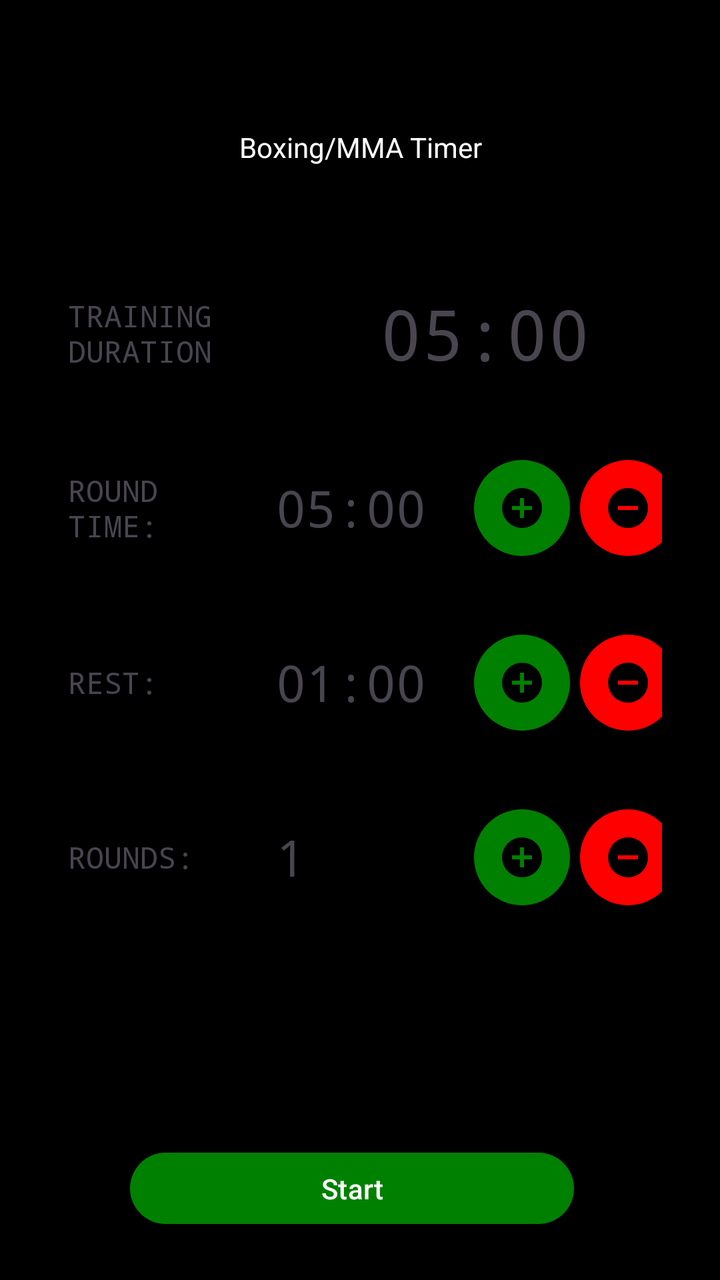
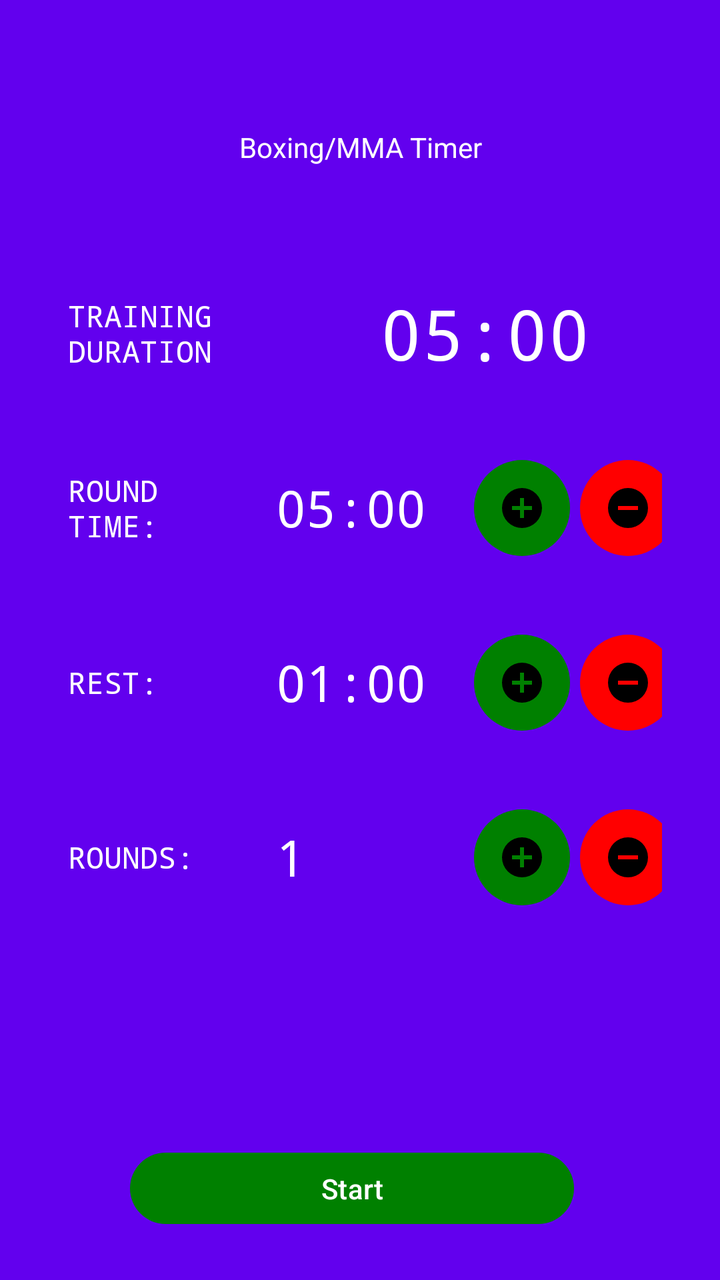

Two renders of the same Android screen: before a commit and after it. Below are the layout's source before the change and the commit's diff.
<!-- AndroidManifest.xml: application theme Theme.BoxTimer -->
<!-- res/layout/activity_main.xml -->
<?xml version="1.0" encoding="utf-8"?>
<LinearLayout
        xmlns:android="http://schemas.android.com/apk/res/android"
        xmlns:app="http://schemas.android.com/apk/res-auto"
        android:orientation="vertical"
        android:layout_width="match_parent"
        android:layout_height="match_parent"
        android:gravity="top"
        android:padding="24dp"
        android:background="@color/black">

    
    <include android:id="@+id/app_title_container"
             layout="@layout/app_title"/>
    
    <LinearLayout android:layout_width="match_parent"
                  android:layout_height="match_parent"
                  android:orientation="vertical">
        
        <LinearLayout style="@style/MainColumnContainerStyle">
            <TextView android:id="@+id/total_time_text"
                      style="@style/MainColumnStyle"
                      android:text="@string/training_time_text"
                      android:textSize="15sp"/>
            <TextView
                    android:id="@+id/total_time"
                    style="@style/MainColumnStyle"
                    android:text="@string/timer_default"
                    android:textSize="35sp"/>
        </LinearLayout>
        
        <LinearLayout style="@style/MainColumnContainerStyle">
            
            <TextView
                    android:id="@+id/round_time_text"
                    style="@style/MainColumnStyle"
                    android:text="@string/round_time"
                    android:textSize="15sp"/>
            
            <TextView
                    android:id="@+id/time_text"
                    style="@style/MainColumnStyle"
                    android:text="@string/timer_default"
                    android:textSize="25sp"
                    android:focusable="false"
                    android:inputType="none"/>
            
            <include android:id="@+id/control_round"
                     style="@style/MainColumnStyle"
                     layout="@layout/timer_controls"/>
        </LinearLayout>
        <LinearLayout style="@style/MainColumnContainerStyle">
            
            <TextView
                    android:id="@+id/rest_time_text"
                    style="@style/MainColumnStyle"
                    android:text="@string/rest_time_text"
                    android:textSize="15sp"/>
            
            <TextView
                    android:id="@+id/rest_time"
                    style="@style/MainColumnStyle"
                    android:text="@string/rest_time_default"
                    android:textSize="25sp"
                    android:focusable="false"
                    android:inputType="none"/>
            
            <include android:id="@+id/control_rest"
                     style="@style/MainColumnStyle"
                     layout="@layout/timer_controls"/>
        </LinearLayout>
        <LinearLayout style="@style/MainColumnContainerStyle">
            <TextView
                    android:id="@+id/num_rounds_text"
                    style="@style/MainColumnStyle"
                    android:text="@string/num_rounds_text"
                    android:textSize="15sp"/>
            <TextView
                    android:id="@+id/num_rounds"
                    style="@style/MainColumnStyle"
                    android:text="@string/num_rounds_default"
                    android:textSize="25sp"
                    android:focusable="false"
                    android:inputType="none"/>
            
            <include android:id="@+id/control_number_rounds"
                     style="@style/MainColumnStyle"
                     layout="@layout/timer_controls"/>
        </LinearLayout>

        <LinearLayout
                android:orientation="horizontal"
                android:layout_width="230dp"
                android:layout_gravity="center"
                android:layout_height="0dp"
                android:layout_weight="1"
                android:layout_marginTop="100dp">
            
            <Button
                    android:id="@+id/start_button"
                    android:layout_width="0dp"
                    android:layout_height="wrap_content"
                    android:layout_weight="1"
                    android:layout_marginEnd="8dp"
                    android:text="@string/start"
                    android:textColor="@color/white"
                    app:backgroundTint="@color/green"
            />
        </LinearLayout>
    </LinearLayout>
</LinearLayout>
<!-- res/layout/app_title.xml (included above) -->
<?xml version="1.0" encoding="utf-8"?>
<TextView xmlns:android="http://schemas.android.com/apk/res/android"
          android:id="@+id/appTitle"
          android:layout_margin="30dp"
          android:padding="10dp"
          android:text="@string/app_name"
          android:textAlignment="center"
          android:layout_width="match_parent"
          android:layout_height="wrap_content"
          android:textColor="@color/white"
/>
<!-- res/layout/timer_controls.xml (included above) -->
<?xml version="1.0" encoding="utf-8"?>
<LinearLayout
        xmlns:android="http://schemas.android.com/apk/res/android"
        android:orientation="horizontal"
        android:padding="5dp"
        android:layout_width="wrap_content"
        android:layout_height="wrap_content">

    <ImageButton
            android:id="@+id/more_button"
            android:layout_width="48dp"
            android:layout_height="48dp"
            android:layout_marginEnd="5dp"
            android:src="@drawable/plus_circle"
            android:background="@drawable/circle_background_plus"
            android:contentDescription="@string/icon_mas_text"/>
    <ImageButton
            android:id="@+id/less_button"
            android:layout_width="48dp"
            android:layout_height="48dp"
            android:src="@drawable/minus_circle"
            android:background="@drawable/circle_background_minus"
            android:contentDescription="@string/icon_menos_text"/>
</LinearLayout>
<!-- resources referenced by this layout -->
<resources>
  <color name="black">#000000</color>
  <color name="green">#008000</color>
  <color name="white">#FFFFFF</color>
  <!-- drawable circle_background_minus (drawable) -->
  <shape xmlns:android="http://schemas.android.com/apk/res/android"
         android:shape="oval">
      <solid android:color="@color/red" />
      <size
              android:width="48dp"
              android:height="48dp" />
  </shape>
  <!-- drawable circle_background_plus (drawable) -->
  <shape xmlns:android="http://schemas.android.com/apk/res/android"
         android:shape="oval">
      <solid android:color="@color/green" />
      <size
              android:width="48dp"
              android:height="48dp" />
  </shape>
  <!-- drawable minus_circle (drawable) -->
  <vector xmlns:android="http://schemas.android.com/apk/res/android"
          android:height="24dp"
          android:width="24dp"
          android:viewportWidth="24"
          android:viewportHeight="24">
  
      <path android:fillColor="#000000"
            android:pathData="M17,13H7V11H17M12,2A10,10 0 0,0 2,12A10,10 0 0,0 12,22A10,10 0 0,0 22,12A10,10 0 0,0 12,2Z"/>
  </vector>
  <!-- drawable plus_circle (drawable) -->
  <vector xmlns:android="http://schemas.android.com/apk/res/android"
          android:height="24dp"
          android:width="24dp"
          android:viewportWidth="24"
          android:viewportHeight="24">
      <path android:fillColor="#000000"
            android:pathData="M17,13H13V17H11V13H7V11H11V7H13V11H17M12,2A10,10 0 0,0 2,12A10,10 0 0,0 12,22A10,10 0 0,0 22,12A10,10 0 0,0 12,2Z"/>
  </vector>
  <string name="app_name">Boxing/MMA Timer</string>
  <string name="icon_mas_text">minus icon</string>
  <string name="icon_menos_text">plus icon</string>
  <string name="num_rounds_default">1</string>
  <string name="num_rounds_text">ROUNDS: </string>
  <string name="rest_time_default">01:00</string>
  <string name="rest_time_text">REST: </string>
  <string name="round_time">ROUND TIME:</string>
  <string name="start">Start</string>
  <string name="timer_default">05:00</string>
  <string name="training_time_text">TRAINING DURATION</string>
  <style name="MainColumnContainerStyle">
          <item name="android:orientation">horizontal</item>
          <item name="android:layout_width">match_parent</item>
          <item name="android:layout_height">0dp</item>
          <item name="android:layout_weight">2</item>
          <item name="android:gravity">center</item>
      </style>
  <style name="MainColumnStyle">
          <item name="android:layout_gravity">center</item>
          <item name="android:layout_width">0dp</item>
          <item name="android:layout_height">wrap_content</item>
          <item name="android:layout_weight">1</item>
          <item name="android:color">@color/white</item>
          <item name="android:fontFamily">monospace</item>
          <item name="android:padding">10dp</item>
      </style>
  <style name="Theme.BoxTimer" parent="Base.Theme.BoxTimer" />
  <color name="red">#FF0000</color>
  <style name="Base.Theme.BoxTimer" parent="Theme.Material3.DayNight.NoActionBar">
          
          <item name="colorPrimary">@color/dark_purple</item>
      </style>
  <color name="dark_purple">#6200EE</color>
</resources>

<!-- the commit's change to res/layout/activity_main.xml (unified diff, before → after) -->
@@ -7,7 +7,7 @@
         android:layout_height="match_parent"
         android:gravity="top"
         android:padding="24dp"
-        android:background="@color/black">
+        android:background="@color/dark_purple">
 
     
     <include android:id="@+id/app_title_container"
<!-- resource entries referenced after the edit -->
@@ -1,6 +1,5 @@
 <!-- resources referenced by this layout -->
 <resources>
-  <color name="black">#000000</color>
   <color name="green">#008000</color>
   <color name="white">#FFFFFF</color>
   <!-- drawable circle_background_minus (drawable) -->
@@ -61,7 +60,7 @@
           <item name="android:layout_width">0dp</item>
           <item name="android:layout_height">wrap_content</item>
           <item name="android:layout_weight">1</item>
-          <item name="android:color">@color/white</item>
+          <item name="android:textColor">@color/white</item>
           <item name="android:fontFamily">monospace</item>
           <item name="android:padding">10dp</item>
       </style>
